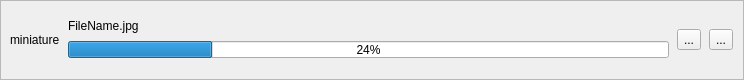
This is ui/FileCard.ui in light-and-ray/ProstoUpscaleAI as Qt 5 draws it before an edit. The edited form follows.
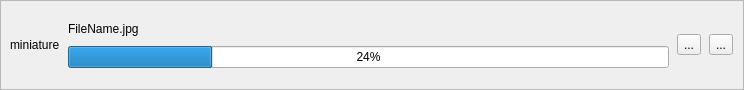
This is the edited form. Icons and pictures are not drawn.

Patch:
```diff
--- a/ui/FileCard.ui
+++ b/ui/FileCard.ui
@@ -40,7 +40,7 @@
      <property name="minimumSize">
       <size>
        <width>600</width>
-       <height>50</height>
+       <height>90</height>
       </size>
      </property>
      <property name="baseSize">
```
